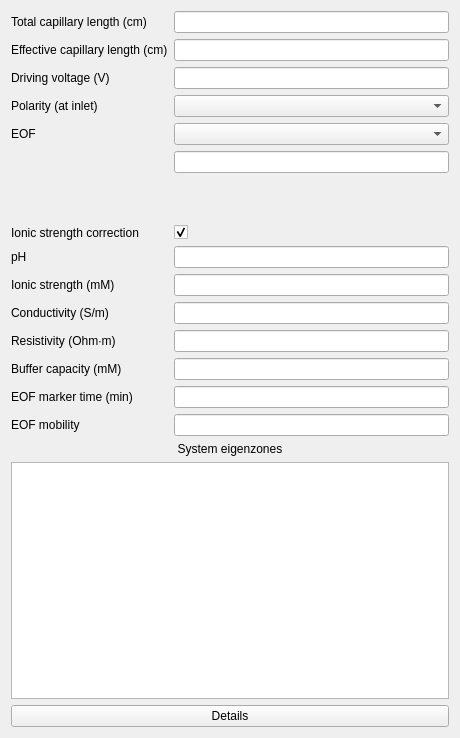
First picture: the form in src/ui/maincontrolwidget.ui, repository echmet/PeakMasterNG, before the edit.
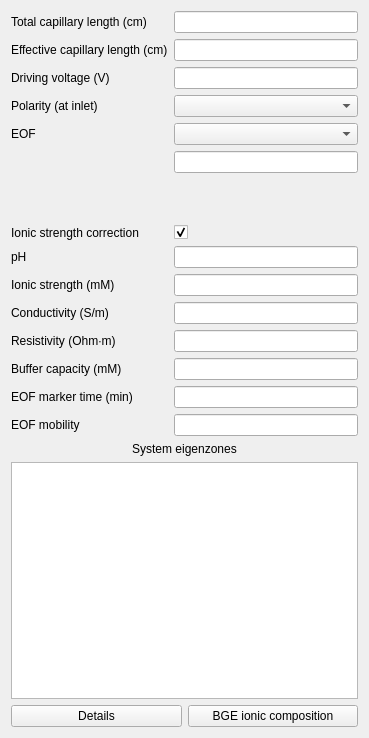
Second picture: the form after the edit. Custom widgets are drawn as their Qt base class.

Commit message: Add BGE ionic composition display

Patch:
```diff
--- a/src/ui/maincontrolwidget.ui
+++ b/src/ui/maincontrolwidget.ui
@@ -6,7 +6,7 @@
    <rect>
     <x>0</x>
     <y>0</y>
-    <width>460</width>
+    <width>369</width>
     <height>738</height>
    </rect>
   </property>
@@ -314,9 +314,11 @@
     </widget>
    </item>
    <item>
+    <layout class="QHBoxLayout" name="horizontalLayout">
+     <item>
     <widget class="QPushButton" name="qpb_details">
      <property name="sizePolicy">
-      <sizepolicy hsizetype="MinimumExpanding" vsizetype="Fixed">
+        <sizepolicy hsizetype="Preferred" vsizetype="Fixed">
        <horstretch>0</horstretch>
        <verstretch>0</verstretch>
       </sizepolicy>
@@ -325,6 +327,21 @@
       <string>Details</string>
      </property>
     </widget>
+     </item>
+     <item>
+      <widget class="QPushButton" name="qpb_bgeIonicComposition">
+       <property name="sizePolicy">
+        <sizepolicy hsizetype="Preferred" vsizetype="Fixed">
+         <horstretch>0</horstretch>
+         <verstretch>0</verstretch>
+        </sizepolicy>
+       </property>
+       <property name="text">
+        <string>BGE ionic composition</string>
+       </property>
+      </widget>
+     </item>
+    </layout>
    </item>
   </layout>
  </widget>
```
Lines whose indentation alone changed are shown as unchanged. The commit also changes 16 other files.
